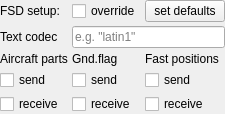
swift-project/pilotclient, file src/blackgui/editors/fsdsetupform.ui: the form before one commit.
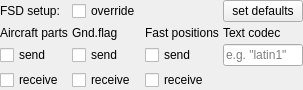
The form after the commit.

Commit message: Style FSD form (less height, as swift GUI is not high enough)

Diff of the .ui file:
```diff
--- a/src/blackgui/editors/fsdsetupform.ui
+++ b/src/blackgui/editors/fsdsetupform.ui
@@ -6,8 +6,8 @@
    <rect>
     <x>0</x>
     <y>0</y>
-    <width>194</width>
-    <height>101</height>
+    <width>272</width>
+    <height>80</height>
    </rect>
   </property>
   <property name="windowTitle">
@@ -29,104 +29,104 @@
    <property name="spacing">
     <number>4</number>
    </property>
-   <item row="0" column="2">
-    <widget class="QPushButton" name="pb_SetDefaults">
-     <property name="text">
-      <string>set defaults</string>
-     </property>
-    </widget>
-   </item>
-   <item row="3" column="0">
+   <item row="4" column="1">
     <widget class="QLabel" name="lbl_AircraftParts">
      <property name="text">
       <string>Aircraft parts</string>
      </property>
     </widget>
    </item>
-   <item row="4" column="2">
+   <item row="5" column="3">
     <widget class="QCheckBox" name="cb_FastPositionSend">
      <property name="text">
       <string>send</string>
      </property>
     </widget>
    </item>
-   <item row="4" column="1">
-    <widget class="QCheckBox" name="cb_GndFlagSend">
-     <property name="text">
-      <string>send</string>
-     </property>
-    </widget>
-   </item>
    <item row="5" column="2">
-    <widget class="QCheckBox" name="cb_FastPositionReceive">
+    <widget class="QCheckBox" name="cb_GndFlagSend">
      <property name="text">
-      <string>receive</string>
+      <string>send</string>
      </property>
     </widget>
    </item>
-   <item row="5" column="0">
-    <widget class="QCheckBox" name="cb_AircraftPartsReceive">
-     <property name="text">
-      <string>receive</string>
-     </property>
-    </widget>
-   </item>
-   <item row="3" column="1">
+   <item row="4" column="2">
     <widget class="QLabel" name="lbl_GndFlag">
      <property name="text">
       <string>Gnd.flag</string>
      </property>
     </widget>
    </item>
-   <item row="3" column="2">
+   <item row="6" column="1">
+    <widget class="QCheckBox" name="cb_AircraftPartsReceive">
+     <property name="text">
+      <string>receive</string>
+     </property>
+    </widget>
+   </item>
+   <item row="6" column="3">
+    <widget class="QCheckBox" name="cb_FastPositionReceive">
+     <property name="text">
+      <string>receive</string>
+     </property>
+    </widget>
+   </item>
+   <item row="4" column="3">
     <widget class="QLabel" name="lbl_FastPositions">
      <property name="text">
       <string>Fast positions</string>
      </property>
     </widget>
    </item>
-   <item row="0" column="0">
-    <widget class="QLabel" name="lbl_FsdSetup">
-     <property name="text">
-      <string>FSD setup:</string>
-     </property>
-    </widget>
-   </item>
-   <item row="0" column="1">
-    <widget class="QCheckBox" name="cb_Override">
-     <property name="text">
-      <string>override</string>
-     </property>
-    </widget>
-   </item>
-   <item row="4" column="0">
-    <widget class="QCheckBox" name="cb_AircraftPartsSend">
-     <property name="text">
-      <string>send</string>
-     </property>
-    </widget>
-   </item>
-   <item row="5" column="1">
+   <item row="6" column="2">
     <widget class="QCheckBox" name="cb_GndFlagReceive">
      <property name="text">
       <string>receive</string>
      </property>
     </widget>
    </item>
-   <item row="1" column="0">
+   <item row="5" column="1">
+    <widget class="QCheckBox" name="cb_AircraftPartsSend">
+     <property name="text">
+      <string>send</string>
+     </property>
+    </widget>
+   </item>
+   <item row="4" column="4">
     <widget class="QLabel" name="lbl_TextCodec">
      <property name="text">
       <string>Text codec</string>
      </property>
     </widget>
    </item>
-   <item row="1" column="1" colspan="2">
+   <item row="5" column="4">
     <widget class="QLineEdit" name="le_TextCodec">
      <property name="placeholderText">
       <string>e.g. &quot;latin1&quot;</string>
      </property>
     </widget>
    </item>
+   <item row="0" column="4">
+    <widget class="QPushButton" name="pb_SetDefaults">
+     <property name="text">
+      <string>set defaults</string>
+     </property>
+    </widget>
+   </item>
+   <item row="0" column="2">
+    <widget class="QCheckBox" name="cb_Override">
+     <property name="text">
+      <string>override</string>
+     </property>
+    </widget>
+   </item>
+   <item row="0" column="1">
+    <widget class="QLabel" name="lbl_FsdSetup">
+     <property name="text">
+      <string>FSD setup:</string>
+     </property>
+    </widget>
+   </item>
   </layout>
  </widget>
  <tabstops>
```
Left out of the diff: 6 changed lines with no effect on the pictures.
